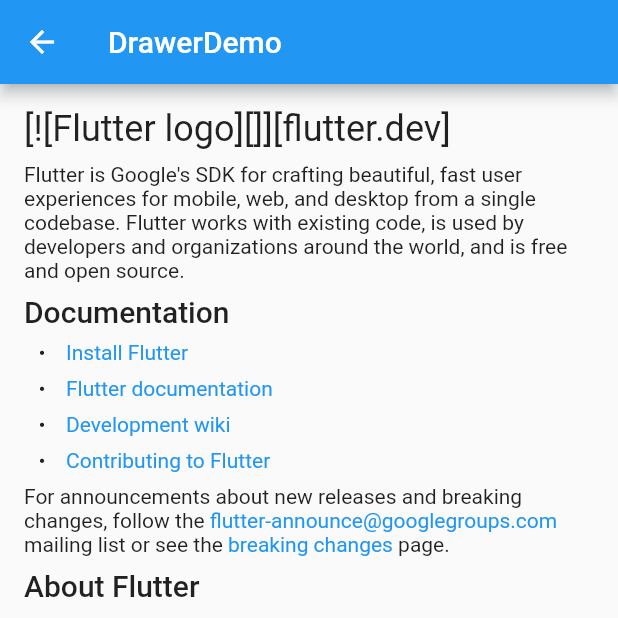
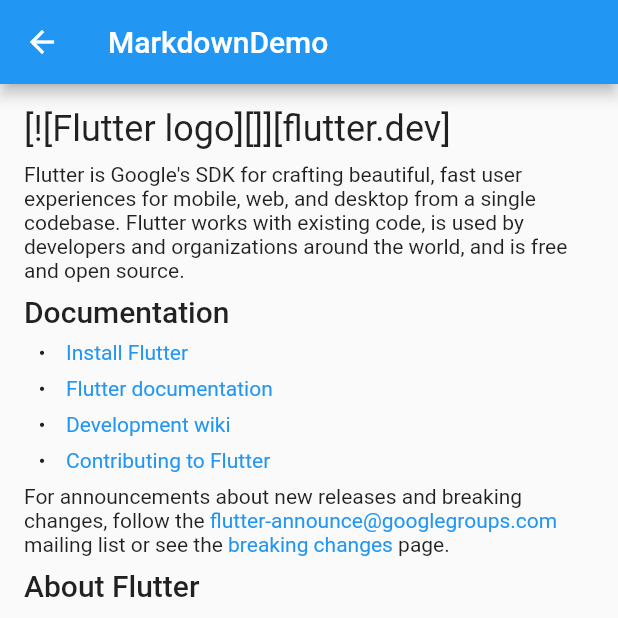
Before and after one commit to prism-cube/flutter_demo, a Flutter app: the MarkdownDemo screen opened directly, on a phone screen of 412 x 824 dp, the top half of it. Run offline on Flutter 3.47's test engine with Material 2 defaults, Android fonts, the phone set to English and light mode, and no system bars; our stand-ins replace flash, flutter_datetime_picker, flutter_markdown, font_awesome_flutter, shared_preferences; accounts and stored records are empty.

Commit message:
最小構成

```diff
--- a/lib/demo/markdown_demo.dart
+++ b/lib/demo/markdown_demo.dart
@@ -5,13 +5,13 @@ class MarkdownDemo extends StatelessWidget {
   @override
   Widget build(BuildContext context) {
     return Scaffold(
-      appBar: AppBar(title: Text("DrawerDemo")),
-      body: Markdown(data: markdowntext),
+      appBar: AppBar(title: Text("MarkdownDemo")),
+      body: Markdown(data: markdownText),
     );
   }
 }
 
-final String markdowntext = '''
+final String markdownText = '''
 # [![Flutter logo][]][flutter.dev]
 
 Flutter is Google's SDK for crafting beautiful, fast user experiences for
```
Also changed, not shown: lib/main.dart (+19 -0 lines).
